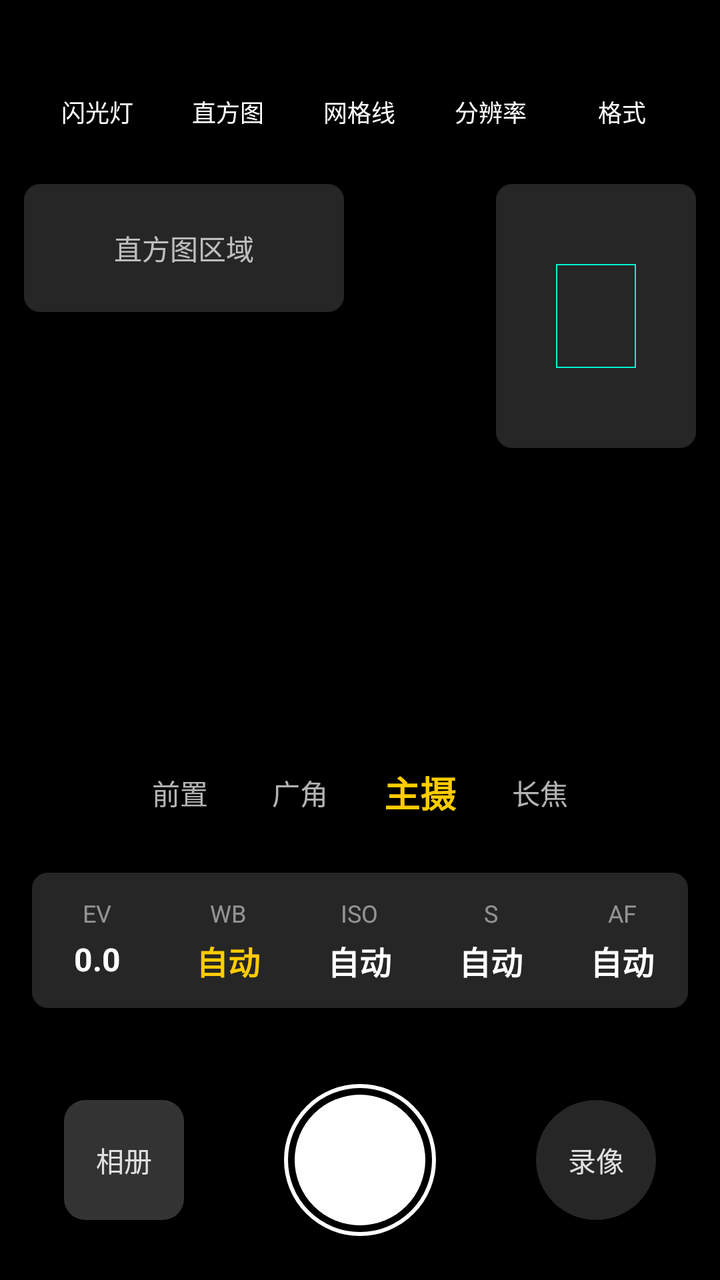
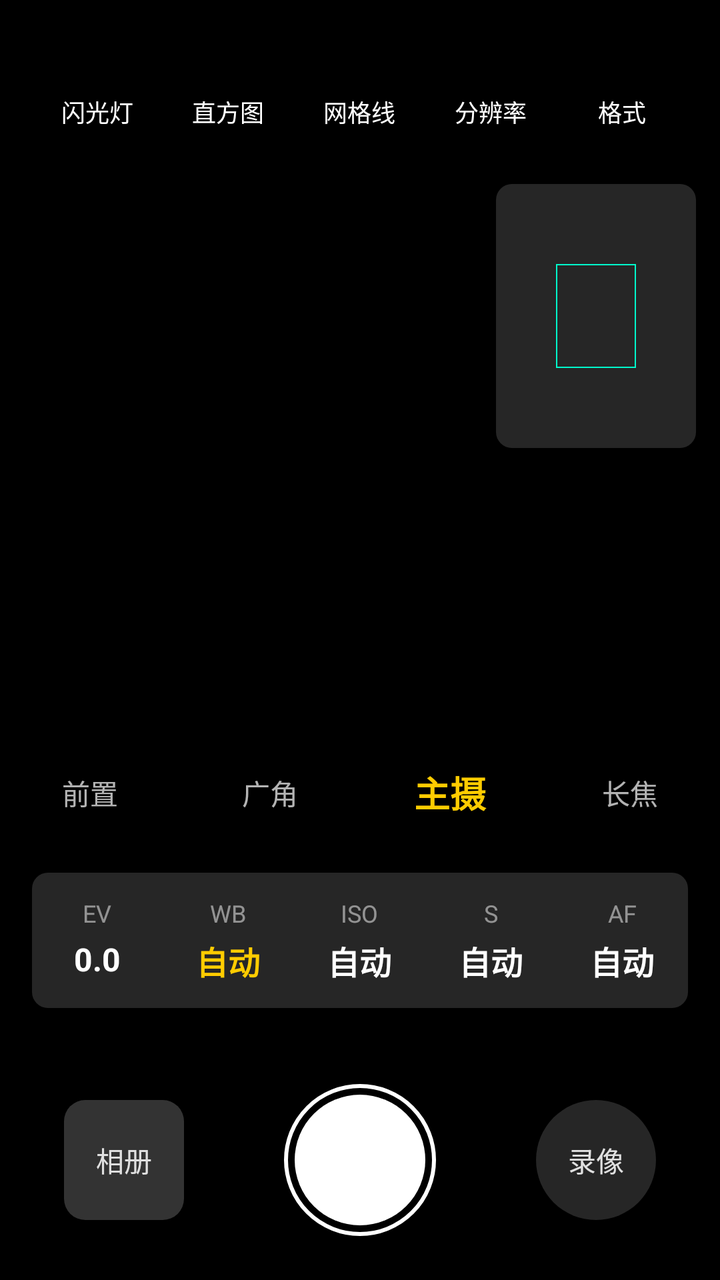

Screens rendered from an Android XML layout before and after an edit, with the pre-edit source and the edit as a unified diff.
<!-- AndroidManifest.xml: application theme Theme.WCam -->
<!-- res/layout/activity_main.xml -->
<?xml version="1.0" encoding="utf-8"?>
<androidx.constraintlayout.widget.ConstraintLayout 
    xmlns:android="http://schemas.android.com/apk/res/android"
    xmlns:app="http://schemas.android.com/apk/res-auto"
    xmlns:tools="http://schemas.android.com/tools"
    android:id="@+id/main"
    android:layout_width="match_parent"  
    android:layout_height="match_parent"
    android:background="#000000"
    tools:context=".MainActivity">

    <Space
        android:id="@+id/top_safe_zone"
        android:layout_width="0dp"
        android:layout_height="32dp"
        app:layout_constraintEnd_toEndOf="parent"
        app:layout_constraintStart_toStartOf="parent"
        app:layout_constraintTop_toTopOf="parent" />

    <LinearLayout
        android:id="@+id/top_toolbar"
        android:layout_width="0dp"
        android:layout_height="48dp"
        android:orientation="horizontal"
        android:gravity="center"
        android:paddingHorizontal="16dp"
        app:layout_constraintTop_toBottomOf="@id/top_safe_zone"
        app:layout_constraintStart_toStartOf="parent"
        app:layout_constraintEnd_toEndOf="parent">

        <TextView android:layout_width="0dp" android:layout_height="match_parent" android:layout_weight="1" android:text="闪光灯" android:textColor="#FFFFFF" android:textSize="12sp" android:gravity="center" />
        <TextView android:layout_width="0dp" android:layout_height="match_parent" android:layout_weight="1" android:text="直方图" android:textColor="#FFFFFF" android:textSize="12sp" android:gravity="center" />
        <TextView android:layout_width="0dp" android:layout_height="match_parent" android:layout_weight="1" android:text="网格线" android:textColor="#FFFFFF" android:textSize="12sp" android:gravity="center" />
        <TextView android:layout_width="0dp" android:layout_height="match_parent" android:layout_weight="1" android:text="分辨率" android:textColor="#FFFFFF" android:textSize="12sp" android:gravity="center" />
        <TextView android:layout_width="0dp" android:layout_height="match_parent" android:layout_weight="1" android:text="格式"   android:textColor="#FFFFFF" android:textSize="12sp" android:gravity="center" />
    </LinearLayout>

    <androidx.constraintlayout.widget.ConstraintLayout
        android:id="@+id/bottom_action_bar"
        android:layout_width="0dp"
        android:layout_height="120dp"
        app:layout_constraintBottom_toBottomOf="parent"
        app:layout_constraintStart_toStartOf="parent"
        app:layout_constraintEnd_toEndOf="parent">

        <TextView
            android:id="@+id/btn_gallery"
            android:layout_width="60dp"
            android:layout_height="60dp"
            android:layout_marginStart="32dp"
            android:background="@drawable/bg_gallery_modern"
            android:text="相册"
            android:textColor="#E0E0E0"
            android:textSize="14sp"
            android:gravity="center"
            app:layout_constraintBottom_toBottomOf="parent"
            app:layout_constraintStart_toStartOf="parent"
            app:layout_constraintTop_toTopOf="parent" />

        <View
            android:id="@+id/btn_shutter"
            android:layout_width="76dp"
            android:layout_height="76dp"
            android:background="@drawable/bg_shutter_modern"
            app:layout_constraintBottom_toBottomOf="parent"
            app:layout_constraintEnd_toEndOf="parent"
            app:layout_constraintStart_toStartOf="parent"
            app:layout_constraintTop_toTopOf="parent" />

        <TextView
            android:id="@+id/btn_mode_switch"
            android:layout_width="60dp"
            android:layout_height="60dp"
            android:layout_marginEnd="32dp"
            android:background="@drawable/bg_switch_modern"
            android:text="录像"
            android:textColor="#E0E0E0"
            android:textSize="14sp"
            android:gravity="center"
            app:layout_constraintBottom_toBottomOf="parent"
            app:layout_constraintEnd_toEndOf="parent"
            app:layout_constraintTop_toTopOf="parent" />
    </androidx.constraintlayout.widget.ConstraintLayout>

    <LinearLayout
        android:id="@+id/param_bar"
        android:layout_width="0dp"
        android:layout_height="wrap_content"
        android:layout_marginHorizontal="16dp"
        android:layout_marginBottom="16dp"
        android:background="@drawable/bg_glass_panel"
        android:paddingVertical="12dp"
        android:orientation="horizontal"
        app:layout_constraintBottom_toTopOf="@id/bottom_action_bar"
        app:layout_constraintStart_toStartOf="parent"
        app:layout_constraintEnd_toEndOf="parent">

        <LinearLayout android:layout_width="0dp" android:layout_height="wrap_content" android:layout_weight="1" android:orientation="vertical" android:gravity="center">
            <TextView android:layout_width="wrap_content" android:layout_height="wrap_content" android:text="EV" android:textColor="#80FFFFFF" android:textSize="12sp" />
            <TextView android:layout_width="wrap_content" android:layout_height="wrap_content" android:text="0.0" android:textColor="#FFFFFF" android:textSize="16sp" android:textStyle="bold" android:layout_marginTop="4dp"/>
        </LinearLayout>

        <LinearLayout android:layout_width="0dp" android:layout_height="wrap_content" android:layout_weight="1" android:orientation="vertical" android:gravity="center">
            <TextView android:layout_width="wrap_content" android:layout_height="wrap_content" android:text="WB" android:textColor="#80FFFFFF" android:textSize="12sp" />
            <TextView android:layout_width="wrap_content" android:layout_height="wrap_content" android:text="自动" android:textColor="#FFCC00" android:textSize="16sp" android:textStyle="bold" android:layout_marginTop="4dp"/>
        </LinearLayout>

        <LinearLayout android:layout_width="0dp" android:layout_height="wrap_content" android:layout_weight="1" android:orientation="vertical" android:gravity="center">
            <TextView android:layout_width="wrap_content" android:layout_height="wrap_content" android:text="ISO" android:textColor="#80FFFFFF" android:textSize="12sp" />
            <TextView android:layout_width="wrap_content" android:layout_height="wrap_content" android:text="自动" android:textColor="#FFFFFF" android:textSize="16sp" android:textStyle="bold" android:layout_marginTop="4dp"/>
        </LinearLayout>

        <LinearLayout android:layout_width="0dp" android:layout_height="wrap_content" android:layout_weight="1" android:orientation="vertical" android:gravity="center">
            <TextView android:layout_width="wrap_content" android:layout_height="wrap_content" android:text="S" android:textColor="#80FFFFFF" android:textSize="12sp" />
            <TextView android:layout_width="wrap_content" android:layout_height="wrap_content" android:text="自动" android:textColor="#FFFFFF" android:textSize="16sp" android:textStyle="bold" android:layout_marginTop="4dp"/>
        </LinearLayout>

        <LinearLayout android:layout_width="0dp" android:layout_height="wrap_content" android:layout_weight="1" android:orientation="vertical" android:gravity="center">
            <TextView android:layout_width="wrap_content" android:layout_height="wrap_content" android:text="AF" android:textColor="#80FFFFFF" android:textSize="12sp" />
            <TextView android:layout_width="wrap_content" android:layout_height="wrap_content" android:text="自动" android:textColor="#FFFFFF" android:textSize="16sp" android:textStyle="bold" android:layout_marginTop="4dp"/>
        </LinearLayout>
    </LinearLayout>

    <LinearLayout
        android:id="@+id/lens_selector"
        android:layout_width="240dp"
        android:layout_height="48dp"
        android:layout_marginBottom="16dp"
        android:orientation="horizontal"
        android:gravity="center"
        app:layout_constraintBottom_toTopOf="@id/param_bar"
        app:layout_constraintStart_toStartOf="parent"
        app:layout_constraintEnd_toEndOf="parent">

        <TextView android:layout_width="0dp" android:layout_height="wrap_content" android:layout_weight="1" android:text="前置" android:textColor="#B3FFFFFF" android:textSize="14sp" android:gravity="center" />
        <TextView android:layout_width="0dp" android:layout_height="wrap_content" android:layout_weight="1" android:text="广角" android:textColor="#B3FFFFFF" android:textSize="14sp" android:gravity="center" />
        <TextView android:layout_width="0dp" android:layout_height="wrap_content" android:layout_weight="1" android:text="主摄" android:textColor="#FFCC00" android:textSize="18sp" android:textStyle="bold" android:gravity="center" />
        <TextView android:layout_width="0dp" android:layout_height="wrap_content" android:layout_weight="1" android:text="长焦" android:textColor="#B3FFFFFF" android:textSize="14sp" android:gravity="center" />
    </LinearLayout>

    <androidx.constraintlayout.widget.ConstraintLayout
        android:id="@+id/preview_container"
        android:layout_width="0dp"
        android:layout_height="0dp"
        app:layout_constraintTop_toBottomOf="@id/top_toolbar"
        app:layout_constraintBottom_toTopOf="@id/lens_selector"
        app:layout_constraintStart_toStartOf="parent"
        app:layout_constraintEnd_toEndOf="parent">

        <TextureView
            android:id="@+id/camera_preview"
            android:layout_width="0dp"
            android:layout_height="0dp"
            app:layout_constraintTop_toTopOf="parent"
            app:layout_constraintBottom_toBottomOf="parent"
            app:layout_constraintStart_toStartOf="parent"
            app:layout_constraintEnd_toEndOf="parent" />

        <TextView
            android:id="@+id/view_histogram"
            android:layout_width="160dp"
            android:layout_height="64dp"
            android:layout_marginStart="12dp"
            android:layout_marginTop="12dp"
            android:background="@drawable/bg_glass_panel"
            android:text="直方图区域"
            android:textColor="#B3FFFFFF"
            android:textSize="14sp"
            android:gravity="center"
            app:layout_constraintStart_toStartOf="parent"
            app:layout_constraintTop_toTopOf="parent" />

        <View
            android:id="@+id/view_pip"
            android:layout_width="100dp"
            android:layout_height="132dp"
            android:layout_marginEnd="12dp"
            android:layout_marginTop="12dp"
            android:background="@drawable/bg_glass_panel"
            app:layout_constraintEnd_toEndOf="parent"
            app:layout_constraintTop_toTopOf="parent" />
            
        <View
            android:layout_width="40dp"
            android:layout_height="52dp"
            android:background="@drawable/bg_box_outline"
            app:layout_constraintTop_toTopOf="@id/view_pip"
            app:layout_constraintBottom_toBottomOf="@id/view_pip"
            app:layout_constraintStart_toStartOf="@id/view_pip"
            app:layout_constraintEnd_toEndOf="@id/view_pip"/>

    </androidx.constraintlayout.widget.ConstraintLayout>

</androidx.constraintlayout.widget.ConstraintLayout>
<!-- resources referenced by this layout -->
<resources>
  <!-- drawable bg_box_outline (drawable) -->
  <?xml version="1.0" encoding="utf-8"?>
  <shape xmlns:android="http://schemas.android.com/apk/res/android" android:shape="rectangle">
      <stroke android:width="2px" android:color="#00FFCC" />
      <solid android:color="#00000000" />
  </shape>
  <!-- drawable bg_gallery_modern (drawable) -->
  <?xml version="1.0" encoding="utf-8"?>
  <shape xmlns:android="http://schemas.android.com/apk/res/android">
      <corners android:radius="32px" />
      <solid android:color="#33FFFFFF" />
  </shape>
  <!-- drawable bg_glass_panel (drawable) -->
  <?xml version="1.0" encoding="utf-8"?>
  <shape xmlns:android="http://schemas.android.com/apk/res/android">
      <corners android:radius="24px" />
      <solid android:color="#26FFFFFF" /> </shape>
  <!-- drawable bg_shutter_modern (drawable) -->
  <?xml version="1.0" encoding="utf-8"?>
  <layer-list xmlns:android="http://schemas.android.com/apk/res/android">
      <item>
          <shape android:shape="oval">
              <stroke android:width="6px" android:color="#FFFFFF" />
              <solid android:color="#00000000" />
          </shape>
      </item>
      <item android:top="16px" android:bottom="16px" android:left="16px" android:right="16px">
          <shape android:shape="oval">
              <solid android:color="#FFFFFF" />
          </shape>
      </item>
  </layer-list>
  <!-- drawable bg_switch_modern (drawable) -->
  <?xml version="1.0" encoding="utf-8"?>
  <shape xmlns:android="http://schemas.android.com/apk/res/android">
      <corners android:radius="100px" /> <solid android:color="#26FFFFFF" />
  </shape>
  <style name="Theme.WCam" parent="Base.Theme.WCam" />
  <style name="Base.Theme.WCam" parent="Theme.Material3.DayNight.NoActionBar">
          
          
      </style>
</resources>

<!-- the commit's change to res/layout/activity_main.xml (unified diff, before → after) -->
@@ -13,9 +13,9 @@
         android:id="@+id/top_safe_zone"
         android:layout_width="0dp"
         android:layout_height="32dp"
-        app:layout_constraintEnd_toEndOf="parent"
-        app:layout_constraintStart_toStartOf="parent"
-        app:layout_constraintTop_toTopOf="parent" />
+        app:layout_constraintTop_toTopOf="parent"
+        app:layout_constraintStart_toStartOf="parent"
+        app:layout_constraintEnd_toEndOf="parent"/>
 
     <LinearLayout
         android:id="@+id/top_toolbar"
@@ -29,8 +29,8 @@
         app:layout_constraintEnd_toEndOf="parent">
 
         <TextView android:layout_width="0dp" android:layout_height="match_parent" android:layout_weight="1" android:text="闪光灯" android:textColor="#FFFFFF" android:textSize="12sp" android:gravity="center" />
-        <TextView android:layout_width="0dp" android:layout_height="match_parent" android:layout_weight="1" android:text="直方图" android:textColor="#FFFFFF" android:textSize="12sp" android:gravity="center" />
-        <TextView android:layout_width="0dp" android:layout_height="match_parent" android:layout_weight="1" android:text="网格线" android:textColor="#FFFFFF" android:textSize="12sp" android:gravity="center" />
+        <TextView android:id="@+id/btn_histogram" android:layout_width="0dp" android:layout_height="match_parent" android:layout_weight="1" android:text="直方图" android:textColor="#FFFFFF" android:textSize="12sp" android:gravity="center" />
+        <TextView android:id="@+id/btn_grid_lines" android:layout_width="0dp" android:layout_height="match_parent" android:layout_weight="1" android:text="网格线" android:textColor="#FFFFFF" android:textSize="12sp" android:gravity="center" />
         <TextView android:layout_width="0dp" android:layout_height="match_parent" android:layout_weight="1" android:text="分辨率" android:textColor="#FFFFFF" android:textSize="12sp" android:gravity="center" />
         <TextView android:layout_width="0dp" android:layout_height="match_parent" android:layout_weight="1" android:text="格式"   android:textColor="#FFFFFF" android:textSize="12sp" android:gravity="center" />
     </LinearLayout>
@@ -123,7 +123,7 @@
 
     <LinearLayout
         android:id="@+id/lens_selector"
-        android:layout_width="240dp"
+        android:layout_width="0dp"
         android:layout_height="48dp"
         android:layout_marginBottom="16dp"
         android:orientation="horizontal"
@@ -151,6 +151,16 @@
             android:id="@+id/camera_preview"
             android:layout_width="0dp"
             android:layout_height="0dp"
+            app:layout_constraintTop_toTopOf="parent"
+            app:layout_constraintBottom_toBottomOf="parent"
+            app:layout_constraintStart_toStartOf="parent"
+            app:layout_constraintEnd_toEndOf="parent" />
+
+        <com.example.wcam.GridLineView
+            android:id="@+id/view_grid_lines"
+            android:layout_width="0dp"
+            android:layout_height="0dp"
+            android:visibility="gone"
             app:layout_constraintTop_toTopOf="parent"
             app:layout_constraintBottom_toBottomOf="parent"
             app:layout_constraintStart_toStartOf="parent"
@@ -167,6 +177,7 @@
             android:textColor="#B3FFFFFF"
             android:textSize="14sp"
             android:gravity="center"
+            android:visibility="gone"
             app:layout_constraintStart_toStartOf="parent"
             app:layout_constraintTop_toTopOf="parent" />
 
